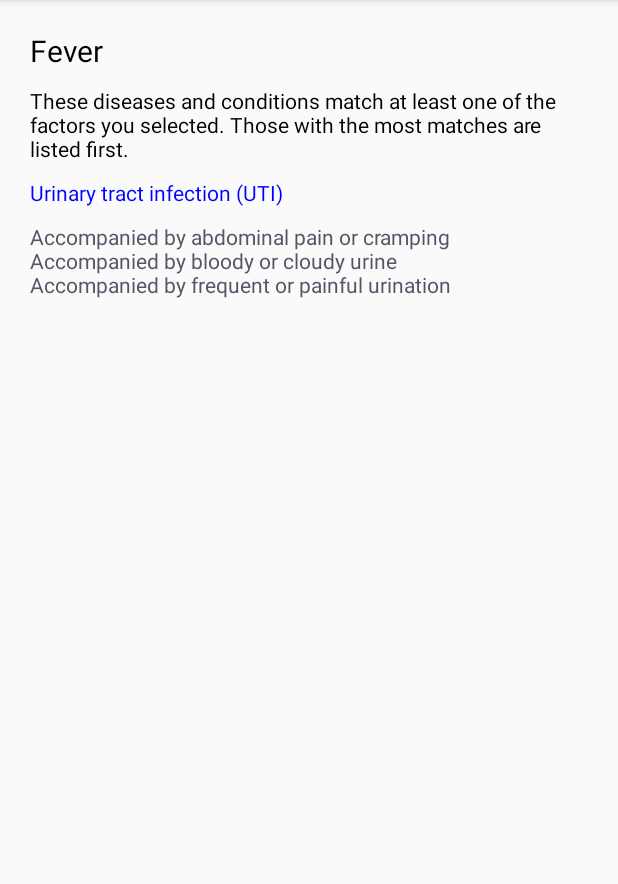
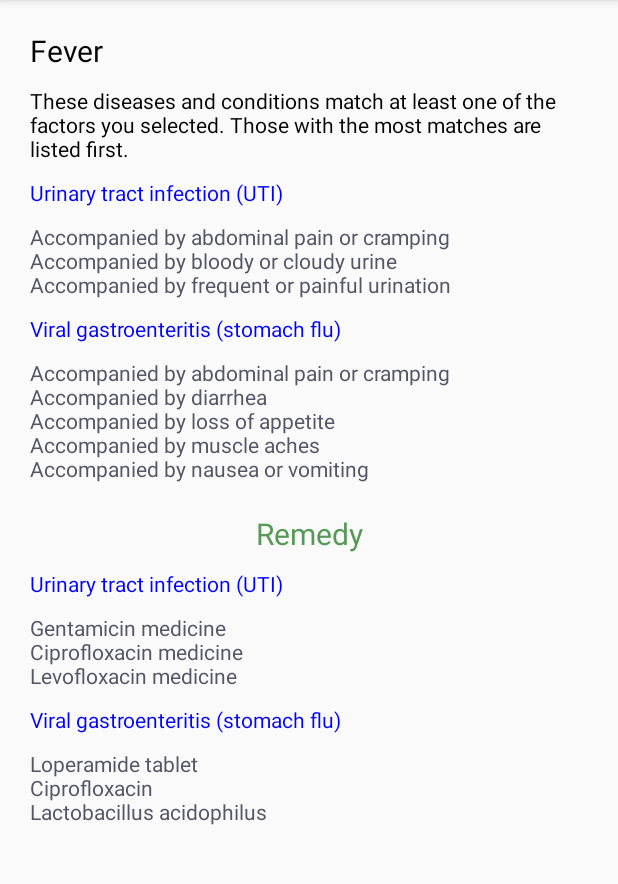
Before and after one commit to Raiyan-sharif/DoctorMobile, an Android app: the Results screen opened directly, with no data from a screen before it, on a phone screen of 412 x 824 dp, the part 84-968 px from its top. Run offline under Robolectric (Android 15) with nearby library versions, the phone set to English and light mode, and no system bars.

Commit message:
adult fever option completed

```diff
--- a/app/src/main/res/layout/activity_results.xml
+++ b/app/src/main/res/layout/activity_results.xml
@@ -34,4 +34,56 @@
         android:text="Accompanied by abdominal pain or cramping\nAccompanied by bloody or cloudy urine\nAccompanied by frequent or painful urination"
         android:textColor="#556"/>
 
+    <TextView
+        android:layout_marginTop="10dp"
+        android:layout_width="wrap_content"
+        android:layout_height="wrap_content"
+        android:text="Viral gastroenteritis (stomach flu)"
+        android:textColor="#0000ff"/>
+
+    <TextView
+        android:layout_marginTop="10dp"
+        android:layout_width="wrap_content"
+        android:layout_height="wrap_content"
+        android:text="Accompanied by abdominal pain or cramping\nAccompanied by diarrhea\nAccompanied by loss of appetite\nAccompanied by muscle aches\nAccompanied by nausea or vomiting"
+        android:textColor="#556"/>
+
+    <TextView
+        android:layout_width="match_parent"
+        android:layout_height="wrap_content"
+        android:gravity="center_horizontal"
+        android:layout_marginTop="20dp"
+        android:textColor="#559955"
+        android:textSize="20sp"
+        android:text="Remedy"/>
+
+    <TextView
+        android:layout_marginTop="10dp"
+        android:layout_width="wrap_content"
+        android:layout_height="wrap_content"
+        android:text="Urinary tract infection (UTI)"
+        android:textColor="#0000ff"/>
+
+    <TextView
+        android:layout_marginTop="10dp"
+        android:layout_width="wrap_content"
+        android:layout_height="wrap_content"
+        android:text="Gentamicin medicine\nCiprofloxacin medicine\nLevofloxacin medicine"
+        android:textColor="#556"/>
+
+    <TextView
+        android:layout_marginTop="10dp"
+        android:layout_width="wrap_content"
+        android:layout_height="wrap_content"
+        android:text="Viral gastroenteritis (stomach flu)"
+        android:textColor="#0000ff"/>
+
+    <TextView
+        android:layout_marginTop="10dp"
+        android:layout_width="wrap_content"
+        android:layout_height="wrap_content"
+        android:text="Loperamide tablet\nCiprofloxacin\nLactobacillus acidophilus"
+        android:textColor="#556"/>
+
+
 </LinearLayout>
```
